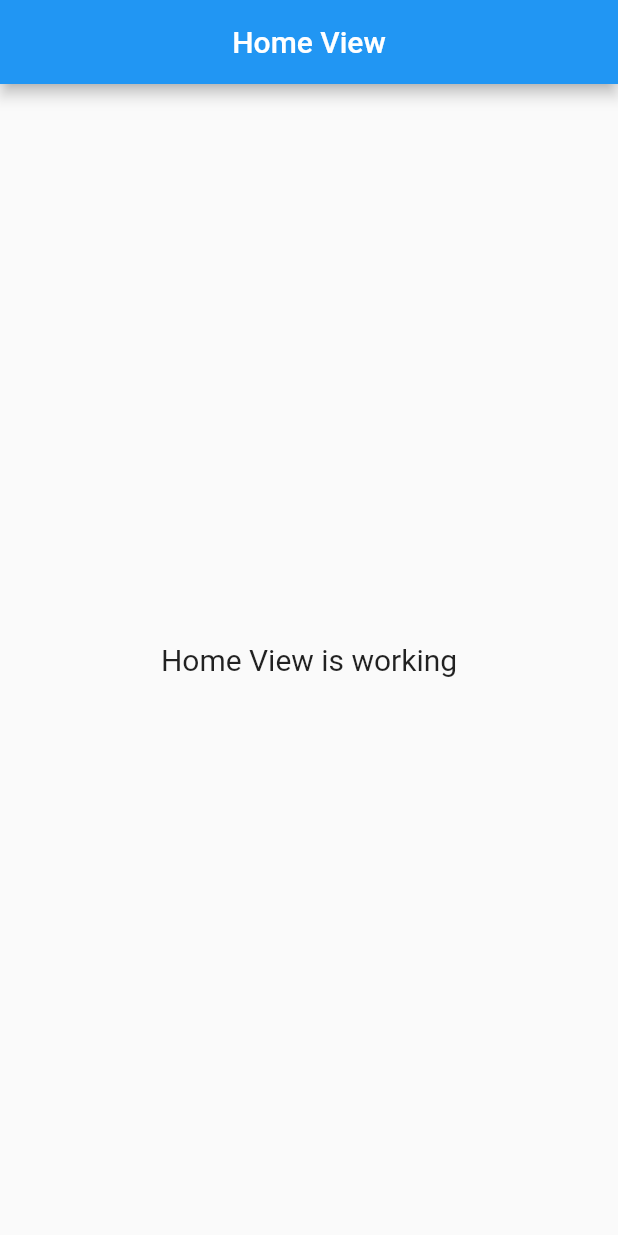
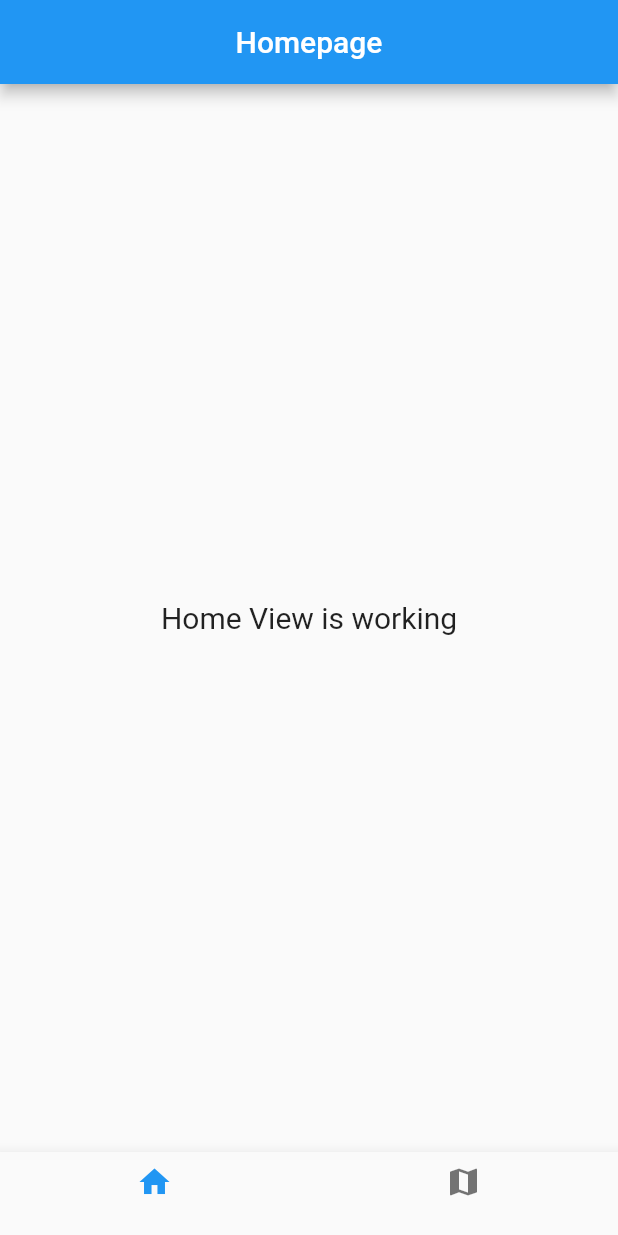
Before and after one commit to Dapi45/monit_app, a Flutter app: the screen it shows after launch, on a phone screen of 412 x 824 dp. Run offline on Flutter 3.47's test engine with Material 2 defaults, Android fonts, the phone set to English and light mode, and no system bars; our stand-ins replace get.

Commit message:
update 2

```diff
--- a/lib/app/modules/home/views/home_view.dart
+++ b/lib/app/modules/home/views/home_view.dart
@@ -10,7 +10,7 @@ class HomeView extends GetView<HomeController> {
   Widget build(BuildContext context) {
     return Scaffold(
       appBar: AppBar(
-        title: const Text('Home View'),
+        title: const Text('Homepage'),
         centerTitle: true,
       ),
       body: const Center(
@@ -19,6 +19,18 @@ class HomeView extends GetView<HomeController> {
           style: TextStyle(fontSize: 20),
         ),
       ),
+      bottomNavigationBar: BottomNavigationBar(
+        items: const <BottomNavigationBarItem>[
+          BottomNavigationBarItem(
+            icon: Icon(Icons.home),
+            label: '',
+          ),
+          BottomNavigationBarItem(
+            icon: Icon(Icons.map),
+            label: '',
+          ),
+        ],
+      ),
     );
   }
 }
--- a/lib/main.dart
+++ b/lib/main.dart
@@ -7,7 +7,8 @@ import 'app/routes/app_pages.dart';
 void main() {
   runApp(
     GetMaterialApp(
-      title: "Application",
+      debugShowCheckedModeBanner: false,
+      title: "Monitoring App",
       initialRoute: AppPages.INITIAL,
       getPages: AppPages.routes,
     ),
```
